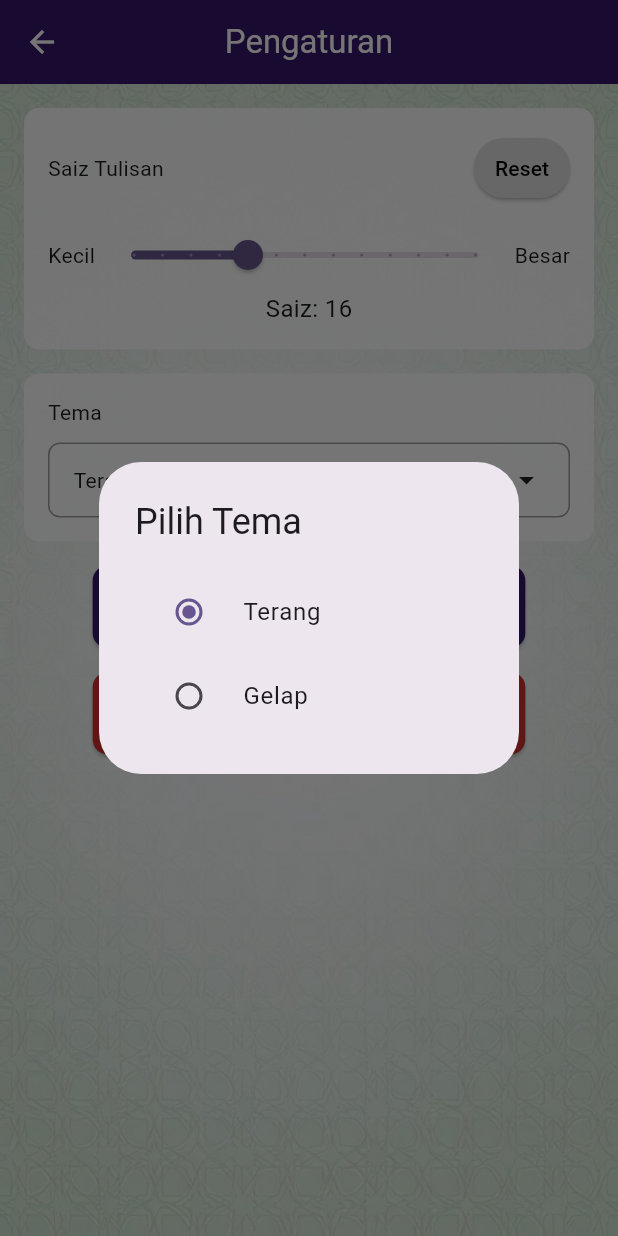
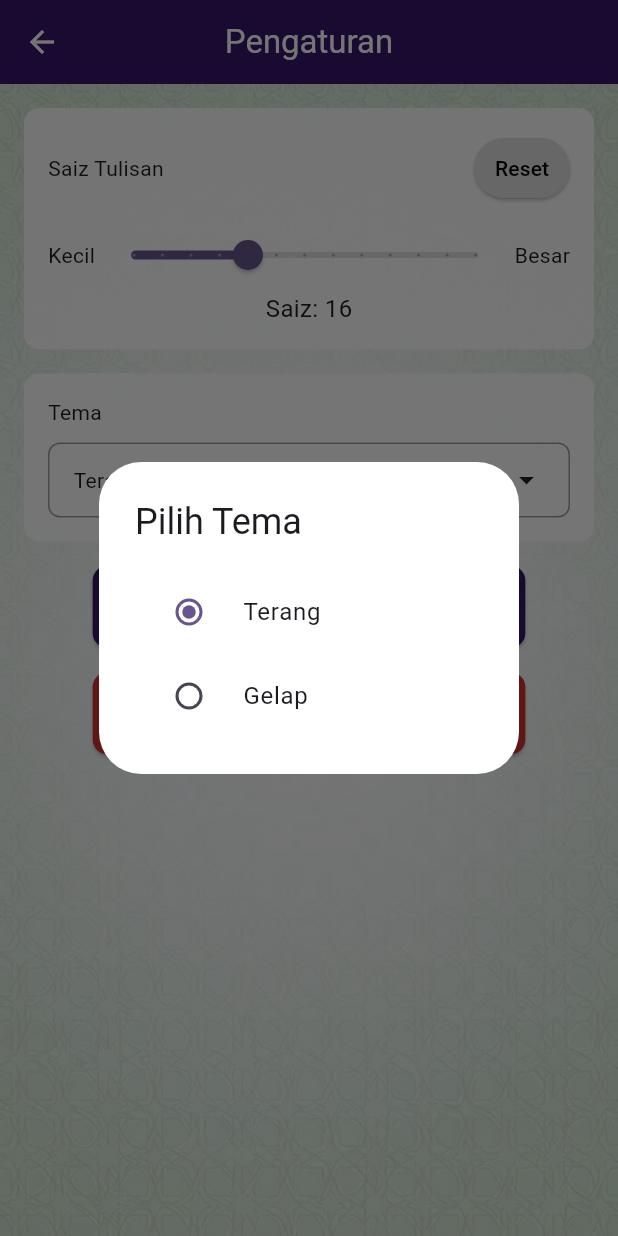
Before and after one commit to C24-S60348/celiktafsirv4, a Flutter app: the SettingsPage screen opened by its route, after a tap on "Terang", on a phone screen of 412 x 824 dp. Run offline on Flutter 3.47's test engine with Material 3 defaults, Android fonts, the light colour scheme and no system bars; our stand-ins replace flutter_html, shared_preferences; accounts and stored records are empty; network calls fail.

Commit message:
update gradle and update cursor version then auto update the code

```diff
--- a/lib/models/baca.dart
+++ b/lib/models/baca.dart
@@ -300,7 +300,7 @@ Widget buildSurahBody(
         child: Column(
           children: [
             Text(
-              '${surahData['pageTitle'] ?? surahData['name'] ?? ''}',
+              surahData['pageTitle'] ?? surahData['name'] ?? '',
               textAlign: TextAlign.center,
               style: TextStyle(fontSize: 24, fontWeight: FontWeight.bold),
             ),
--- a/lib/utils/theme_helper.dart
+++ b/lib/utils/theme_helper.dart
@@ -35,8 +35,7 @@ class ThemeHelper {
         foregroundColor: Colors.white,
         elevation: 0,
       ),
-      cardColor: Colors.white,
-      dialogBackgroundColor: Colors.white,
+      cardColor: Colors.white, dialogTheme: DialogThemeData(backgroundColor: Colors.white),
     );
   }
 
@@ -54,8 +53,7 @@ class ThemeHelper {
         foregroundColor: Colors.white,
         elevation: 0,
       ),
-      cardColor: const Color(0xFF1E1E1E),
-      dialogBackgroundColor: const Color(0xFF1E1E1E),
+      cardColor: const Color(0xFF1E1E1E), dialogTheme: DialogThemeData(backgroundColor: const Color(0xFF1E1E1E)),
     );
   }
 
--- a/lib/views/baca.dart
+++ b/lib/views/baca.dart
@@ -5,6 +5,8 @@ import '../services/download_service.dart';
 import '../utils/theme_helper.dart';
 
 class BacaPage extends StatefulWidget {
+  const BacaPage({super.key});
+
   @override
   _BacaPageState createState() => _BacaPageState();
 }
@@ -333,7 +335,7 @@ class _BacaPageState extends State<BacaPage> {
           child: Column(
             children: [
               Text(
-                '${surahData['pageTitle'] ?? surahData['name'] ?? ''}',
+                surahData['pageTitle'] ?? surahData['name'] ?? '',
                 textAlign: TextAlign.center,
                 style: TextStyle(
                   fontSize: 24,
--- a/lib/views/bookmarks.dart
+++ b/lib/views/bookmarks.dart
@@ -5,6 +5,8 @@ import '../models/tadabbur.dart' as surahlist;
 import '../utils/theme_helper.dart';
 
 class BookmarksPage extends StatefulWidget {
+  const BookmarksPage({super.key});
+
   @override
   _BookmarksPageState createState() => _BookmarksPageState();
 }
--- a/lib/views/information.dart
+++ b/lib/views/information.dart
@@ -4,6 +4,8 @@ import '../utils/uihelper.dart';
 import '../utils/theme_helper.dart';
 
 class InformationPage extends StatelessWidget {
+  const InformationPage({super.key});
+
   @override
   Widget build(BuildContext context) {
     return Scaffold(
@@ -104,11 +106,11 @@ class InformationPage extends StatelessWidget {
                         ),
                         GestureDetector(
                           onTap: () {
-                            launchUrl(Uri.parse('mailto:af1gaming01@gmail.com'));
+                            launchUrl(Uri.parse('mailto:celiktafsirpro@gmail.com'));
                           },
                           child: Center(
                             child: Text(
-                              'af1gaming01@gmail.com',
+                              'celiktafsirpro@gmail.com',
                               style: TextStyle(
                                 fontSize: 16,
                                 fontWeight: FontWeight.bold,
--- a/lib/views/mainpage.dart
+++ b/lib/views/mainpage.dart
@@ -1,6 +1,8 @@
 import 'package:flutter/material.dart';
 
 class MainPage extends StatefulWidget {
+  const MainPage({super.key});
+
   @override
   _MainPageState createState() => _MainPageState();
 }
--- a/lib/views/settings.dart
+++ b/lib/views/settings.dart
@@ -6,7 +6,7 @@ import '../utils/theme_helper.dart';
 class SettingsPage extends StatefulWidget {
   final Function(String)? onThemeChanged;
 
-  SettingsPage({this.onThemeChanged});
+  const SettingsPage({super.key, this.onThemeChanged});
 
   @override
   _SettingsPageState createState() => _SettingsPageState();
@@ -484,7 +484,7 @@ class _SettingsPageState extends State<SettingsPage> {
                     SizedBox(height: 16),
 
                     // How to Use Button
-                    Container(
+                    SizedBox(
                       width: MediaQuery.of(context).size.width * 0.7,
                       child: ElevatedButton(
                         onPressed: _showHowToUse,
@@ -508,7 +508,7 @@ class _SettingsPageState extends State<SettingsPage> {
                     SizedBox(height: 16),
 
                     // Clear Cache Button
-                    Container(
+                    SizedBox(
                       width: MediaQuery.of(context).size.width * 0.7,
                       child: ElevatedButton(
                         onPressed: _showClearCacheDialog,
--- a/lib/views/splashscreen.dart
+++ b/lib/views/splashscreen.dart
@@ -1,6 +1,8 @@
 import 'package:flutter/material.dart';
 
 class SplashScreen extends StatefulWidget {
+  const SplashScreen({super.key});
+
   @override
   _SplashScreenState createState() => _SplashScreenState();
 }
--- a/lib/views/surah_pages.dart
+++ b/lib/views/surah_pages.dart
@@ -4,6 +4,8 @@ import 'package:http/http.dart' as http;
 import '../utils/theme_helper.dart';
 
 class SurahPagesPage extends StatefulWidget {
+  const SurahPagesPage({super.key});
+
   @override
   _SurahPagesPageState createState() => _SurahPagesPageState();
 }
--- a/lib/views/tadabbur.dart
+++ b/lib/views/tadabbur.dart
@@ -4,6 +4,8 @@ import '../services/getlistsurah.dart' as getlist;
 import '../utils/theme_helper.dart';
 
 class TadabburPage extends StatefulWidget {
+  const TadabburPage({super.key});
+
   @override
   _TadabburPageState createState() => _TadabburPageState();
 }
--- a/lib/views/websitepage.dart
+++ b/lib/views/websitepage.dart
@@ -2,6 +2,8 @@ import 'package:flutter/material.dart';
 import 'package:url_launcher/url_launcher.dart';
 
 class WebsitePage extends StatefulWidget {
+  const WebsitePage({super.key});
+
   @override
   _WebsitePageState createState() => _WebsitePageState();
 }
```
Also changed, not shown: 1 other file.
